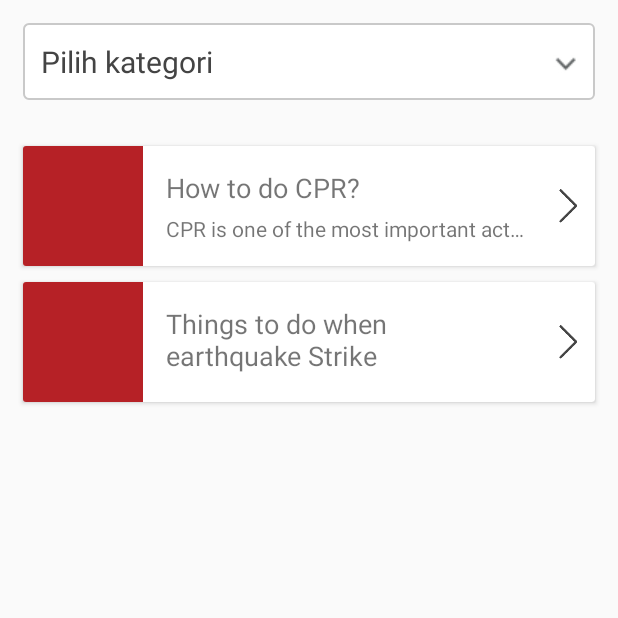
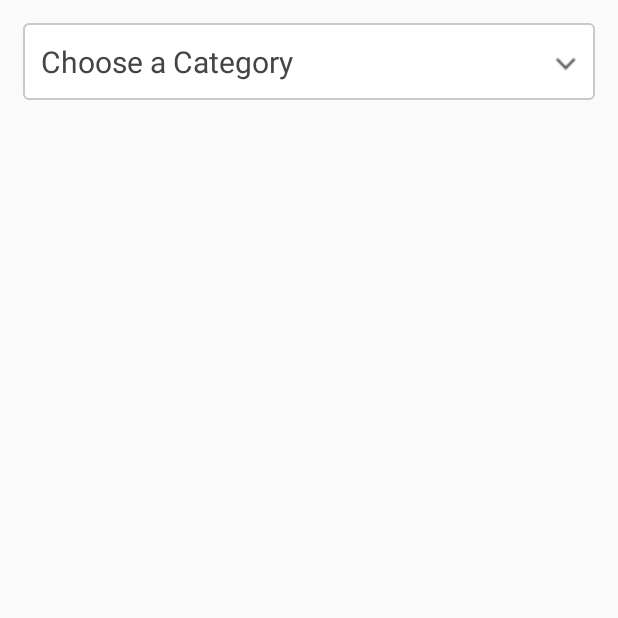
Before and after one commit to mikromw/iSeeLiao_FREK, an Android app: the fragment FirstAidFragment shown on its own in the app's theme, on a phone screen of 412 x 824 dp, the top half of it. Run offline under Robolectric (Android 15) with nearby library versions, the phone set to English and light mode, and no system bars; our stand-ins replace Firebase (no records; nobody signed in at launch, a user with empty details on screens opened directly), Picasso; pictures from the network do not load.

Commit message:
Vincent[8/1/2018]:"First Aid feature done"

```diff
--- a/app/src/main/AndroidManifest.xml
+++ b/app/src/main/AndroidManifest.xml
@@ -51,7 +51,8 @@
         <activity
             android:name=".modul.dashboard.circlepage.MapLocationActivity"
             android:label="@string/title_activity_map_location"
-            android:theme="@style/AppTheme"></activity>
+            android:theme="@style/AppTheme" />
+        <activity android:name=".modul.dashboard.first_aid_page.TutorialDetailsActivity"></activity>
     </application>
 
 </manifest>
--- a/app/src/main/java/com/milfrost/frek/models/FirstAidTutorial.java
+++ b/app/src/main/java/com/milfrost/frek/models/FirstAidTutorial.java
@@ -2,24 +2,26 @@ package com.milfrost.frek.models;
 
 import com.google.firebase.database.DataSnapshot;
 
+import java.io.Serializable;
 import java.util.List;
 
 /**
  * Created by ASUS on 04/12/2017.
  */
 
-public class FirstAidTutorial {
+public class FirstAidTutorial implements Serializable {
     public String title;
-    public String content;
     public String coverUrl;
+    public String category;
     public List<TutorialStep> tutorialSteps;
 
-    public FirstAidTutorial(String title,String content){
+    public FirstAidTutorial(String title,String coverUrl){
         this.title = title;
-        this.content = content;
+        this.coverUrl = coverUrl;
     }
     public FirstAidTutorial(DataSnapshot dataSnapshot){
         title = dataSnapshot.child("title").getValue().toString();
-        content = dataSnapshot.child("content").getValue().toString();
+        coverUrl = dataSnapshot.child("cover").getValue().toString();
+        category = dataSnapshot.child("category").getValue().toString();
     }
 }
--- a/app/src/main/java/com/milfrost/frek/modul/dashboard/first_aid_page/FirstAidAdapter.java
+++ b/app/src/main/java/com/milfrost/frek/modul/dashboard/first_aid_page/FirstAidAdapter.java
@@ -1,6 +1,8 @@
 package com.milfrost.frek.modul.dashboard.first_aid_page;
 
 import android.content.Context;
+import android.content.Intent;
+import android.os.Bundle;
 import android.support.v7.widget.RecyclerView;
 import android.view.LayoutInflater;
 import android.view.View;
@@ -42,7 +44,6 @@ public class FirstAidAdapter extends RecyclerView.Adapter<FirstAidAdapter.ViewHo
     public void onBindViewHolder(ViewHolder holder, int position) {
         final FirstAidTutorial firstAidTutorial = firstAidTutorials.get(position);
         holder.title.setText(firstAidTutorial.title);
-        holder.spoiler.setText(firstAidTutorial.content);
         if(firstAidTutorial.coverUrl!=null) {
             Picasso.with(context)
                     .load(firstAidTutorial.coverUrl)
@@ -52,6 +53,9 @@ public class FirstAidAdapter extends RecyclerView.Adapter<FirstAidAdapter.ViewHo
             @Override
             public void onClick(View view) {
                 //open fragmentDetails
+                Intent intent = new Intent(context,TutorialDetailsActivity.class);
+                intent.putExtra("tutorial",firstAidTutorial);
+                context.startActivity(intent);
             }
         });
     }
--- a/app/src/main/java/com/milfrost/frek/modul/dashboard/first_aid_page/FirstAidFragment.java
+++ b/app/src/main/java/com/milfrost/frek/modul/dashboard/first_aid_page/FirstAidFragment.java
@@ -9,6 +9,7 @@ import android.support.v7.widget.RecyclerView;
 import android.view.LayoutInflater;
 import android.view.View;
 import android.view.ViewGroup;
+import android.widget.AdapterView;
 import android.widget.ArrayAdapter;
 import android.widget.Spinner;
 
@@ -30,6 +31,7 @@ public class FirstAidFragment extends Fragment implements FirstAidInterface.View
 
 
     RecyclerView tutorialList;
+    List<FirstAidTutorial> savedTutorials;
     List<FirstAidTutorial> firstAidTutorials;
     FirstAidAdapter firstAidAdapter;
 
@@ -51,6 +53,7 @@ public class FirstAidFragment extends Fragment implements FirstAidInterface.View
         view = inflater.inflate(R.layout.fragment_first_aid, container, false);
         initViews();
         initObjects();
+        setEvents();
         return view;
     }
 
@@ -70,6 +73,7 @@ public class FirstAidFragment extends Fragment implements FirstAidInterface.View
         tutorialList.setHasFixedSize(true);
 
         categoryList = new ArrayList<>();
+        savedTutorials = new ArrayList<>();
         categoryAdapter = new ArrayAdapter<String>(getContext(),R.layout.white_spinner_item,categoryList);
         categoryAdapter.setDropDownViewResource(android.R.layout.simple_spinner_dropdown_item);
 
@@ -79,10 +83,49 @@ public class FirstAidFragment extends Fragment implements FirstAidInterface.View
         firstAidPresenter.loadData();
     }
 
+    private void filterResult(String category){
+        firstAidTutorials.clear();
+        if(category.equals("")){
+            firstAidTutorials.addAll(savedTutorials);
+        }
+        else {
+            for (FirstAidTutorial firstAidTutorial : savedTutorials) {
+                if (firstAidTutorial.category.toLowerCase().equals(category.toLowerCase())) {
+                    firstAidTutorials.add(firstAidTutorial);
+                }
+            }
+        }
+        firstAidAdapter.notifyDataSetChanged();
+    }
+
+    private void setEvents(){
+        categorySpinner.setOnItemSelectedListener(new AdapterView.OnItemSelectedListener() {
+            @Override
+            public void onItemSelected(AdapterView<?> adapterView, View view, int i, long l) {
+                if(i==0) {
+                    filterResult("");
+                }
+                else {
+                    filterResult(categoryList.get(i));
+                }
+            }
+
+            @Override
+            public void onNothingSelected(AdapterView<?> adapterView) {
+
+            }
+        });
+    }
 
     @Override
     public void notifyAdapter() {
         firstAidAdapter.notifyDataSetChanged();
+    }
+
+    @Override
+    public void addTutorial(FirstAidTutorial tutorial) {
+        firstAidTutorials.add(tutorial);
+        savedTutorials.add(tutorial);
     }
 
     @Override
--- a/app/src/main/java/com/milfrost/frek/modul/dashboard/first_aid_page/FirstAidInterface.java
+++ b/app/src/main/java/com/milfrost/frek/modul/dashboard/first_aid_page/FirstAidInterface.java
@@ -11,6 +11,7 @@ import java.util.List;
 public interface FirstAidInterface {
     interface View{
         void notifyAdapter();
+        void addTutorial(FirstAidTutorial tutorial);
         void setList(List<FirstAidTutorial> firstAidTutorials);
         void setCategoryList(List<String> categoryList);
         void notifyCategoryAdapter();
--- a/app/src/main/java/com/milfrost/frek/modul/dashboard/first_aid_page/FirstAidPresenter.java
+++ b/app/src/main/java/com/milfrost/frek/modul/dashboard/first_aid_page/FirstAidPresenter.java
@@ -3,6 +3,8 @@ package com.milfrost.frek.modul.dashboard.first_aid_page;
 import android.content.Context;
 
 import com.milfrost.frek.models.FirstAidTutorial;
+import com.milfrost.frek.models.TutorialStep;
+import com.milfrost.frek.utils.ApiRequest;
 
 import java.util.ArrayList;
 import java.util.List;
@@ -21,25 +23,45 @@ public class FirstAidPresenter {
 
     public void loadData(){
         //dummy data
-        List<FirstAidTutorial> tutorialList = new ArrayList<>();
-        tutorialList.add( new FirstAidTutorial("How to do CPR?","CPR is one of the most important action that everyone should have learnt."));
-        tutorialList.add( new FirstAidTutorial("Things to do when earthquake Strike","When an earthquake strike, these are things that should be done"));
+
+        ApiRequest.getInstance().getTutorialList(new ApiRequest.RealTimeServerCallback() {
+            @Override
+            public void onNewData(Object object) {
+                FirstAidTutorial tutorial = (FirstAidTutorial) object;
+                if(viewInterface!=null) {
+                    viewInterface.addTutorial(tutorial);
+                    viewInterface.notifyAdapter();
+                }
+            }
+
+            @Override
+            public void onDataChanged(Object object) {
+
+            }
+
+            @Override
+            public void onDataRemoved(Object object) {
+
+            }
+
+            @Override
+            public void onCancelled(Object object) {
+
+            }
+        });
 
         List<String> categoryList = new ArrayList<>();
-        categoryList.add("Pilih kategori");
-        categoryList.add("Gunung Meletus");
-        categoryList.add("Gempa Bumi");
-        categoryList.add("Tanah Longsor");
-        categoryList.add("Banjir");
-        categoryList.add("Kebakaran");
+        categoryList.add("Choose a Category");
+        categoryList.add("Volcanic Eruption");
+        categoryList.add("Earthquake");
+        categoryList.add("Avalanche");
+        categoryList.add("Flood");
+        categoryList.add("Fire Disaster");
+
+        viewInterface.setCategoryList(categoryList);
+        viewInterface.notifyCategoryAdapter();
 
 
-        if(viewInterface!=null) {
-            viewInterface.setList(tutorialList);
-            viewInterface.notifyAdapter();
-            viewInterface.setCategoryList(categoryList);
-            viewInterface.notifyCategoryAdapter();
-        }
 
     }
 
--- a/app/src/main/res/layout/first_aid_tutorial_model.xml
+++ b/app/src/main/res/layout/first_aid_tutorial_model.xml
@@ -13,6 +13,7 @@
             android:id="@+id/cover_img"
             android:layout_width="80dp"
             android:layout_height="80dp"
+            android:scaleType="centerCrop"
             android:background="@color/red"/>
         <LinearLayout
             android:layout_width="0dp"
```
Also changed, not shown: app/src/main/java/com/milfrost/frek/models/TutorialStep.java (+12 -2 lines), app/src/main/java/com/milfrost/frek/modul/dashboard/first_aid_page/TutorialDetailsActivity.java (added, +80 -0 lines), app/src/main/java/com/milfrost/frek/modul/dashboard/first_aid_page/TutorialDetailsAdapter.java (added, +63 -0 lines), app/src/main/java/com/milfrost/frek/utils/ApiRequest.java (+66 -0 lines), app/src/main/res/layout/activity_tutorial_details.xml (added, +60 -0 lines), app/src/main/res/layout/step_layout.xml (added, +33 -0 lines).
